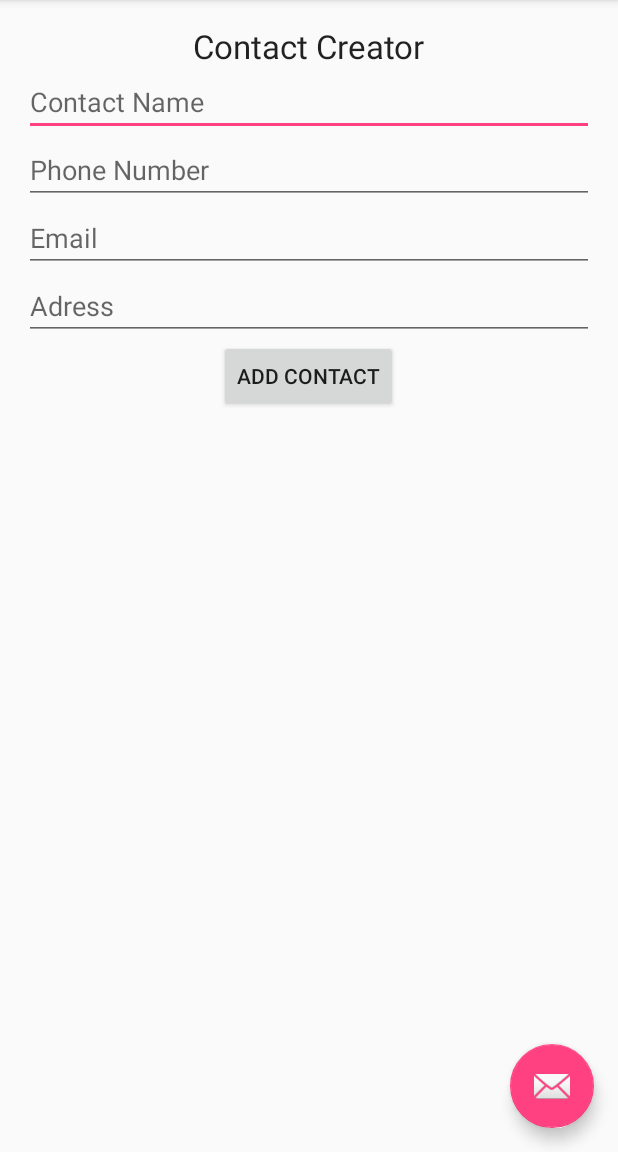
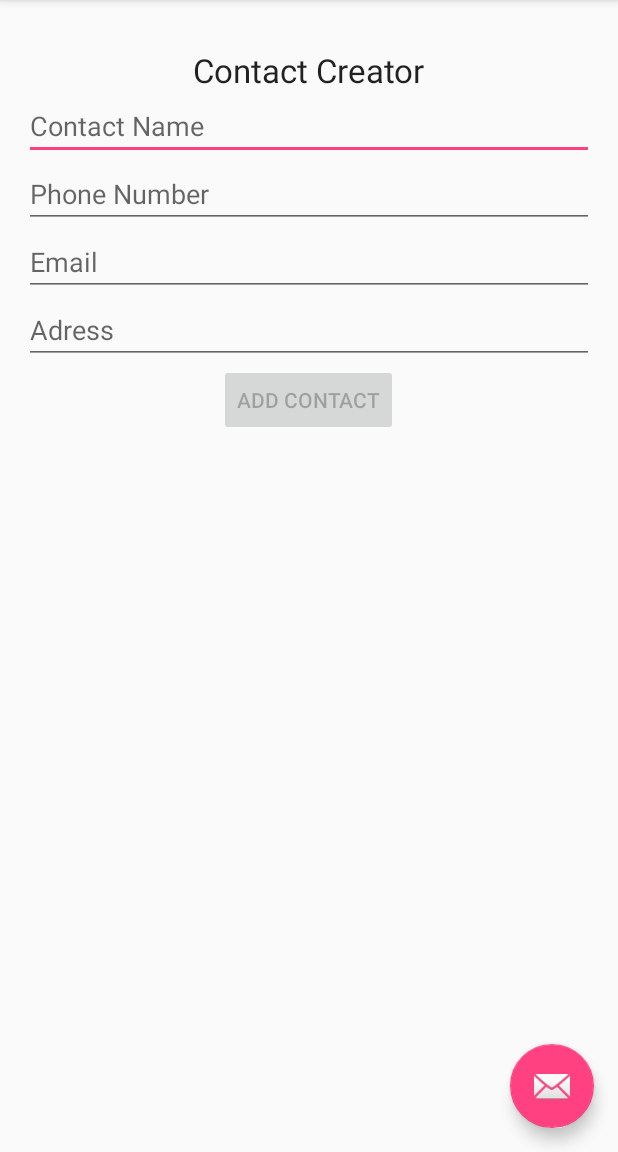
Before and after one commit to RunkDowN/FirstTestBD, an Android app: the screen it shows after launch (MainActivity), on a phone screen of 412 x 824 dp, the part 84-1236 px from its top. Run offline under Robolectric (Android 15) with nearby library versions, the phone set to English and light mode, and no system bars.

Commit message:
Tabs created

```diff
--- a/app/src/main/java/com/example/runkdown/firsttestbd/MainActivity.java
+++ b/app/src/main/java/com/example/runkdown/firsttestbd/MainActivity.java
@@ -3,6 +3,8 @@ package com.example.runkdown.firsttestbd;
 import android.os.Bundle;
 import android.support.design.widget.FloatingActionButton;
 import android.support.design.widget.Snackbar;
+import android.text.Editable;
+import android.text.TextWatcher;
 import android.view.View;
 import android.support.design.widget.NavigationView;
 import android.support.v4.view.GravityCompat;
@@ -12,10 +14,15 @@ import android.support.v7.app.AppCompatActivity;
 import android.support.v7.widget.Toolbar;
 import android.view.Menu;
 import android.view.MenuItem;
+import android.widget.Button;
+import android.widget.EditText;
+import android.widget.TabHost;
 
 
 public class MainActivity extends AppCompatActivity
         implements NavigationView.OnNavigationItemSelectedListener {
+
+    EditText nameTxt, phoneTxt, emailTxt, adressTxt;
 
     @Override
     protected void onCreate(Bundle savedInstanceState) {
@@ -41,6 +48,50 @@ public class MainActivity extends AppCompatActivity
 
         NavigationView navigationView = (NavigationView) findViewById(R.id.nav_view);
         navigationView.setNavigationItemSelectedListener(this);
+
+        nameTxt = (EditText) findViewById(R.id.txtName);
+        phoneTxt = (EditText) findViewById(R.id.txtPhone);
+        emailTxt = (EditText) findViewById(R.id.txtEmail);
+        adressTxt = (EditText) findViewById(R.id.txtAdress);
+        TabHost tabHosts = (TabHost) findViewById(R.id.tabHost);
+
+        final Button addBtn = (Button) findViewById(R.id.btnAdd);
+        addBtn.setOnClickListener(new View.OnClickListener() {
+            @Override
+            public void onClick(View view) {
+                Snackbar.make(view, "Your contact has been saved", Snackbar.LENGTH_LONG)
+                        .setAction("Action", null).show();
+            }
+        });
+
+        nameTxt.addTextChangedListener(new TextWatcher() {
+            @Override
+            public void beforeTextChanged(CharSequence s, int start, int count, int after) {
+
+            }
+
+            @Override
+            public void onTextChanged(CharSequence s, int start, int before, int count) {
+                addBtn.setEnabled(!nameTxt.getText().toString().trim().isEmpty());
+            }
+
+            @Override
+            public void afterTextChanged(Editable s) {
+
+            }
+        });
+
+        tabHosts.setup();
+
+        TabHost.TabSpec tabSpec = tabHosts.newTabSpec("creator");
+        tabSpec.setContent(R.id.tabCreator);
+        tabSpec.setIndicator("Creator");
+        tabHosts.addTab(tabSpec);
+
+        tabSpec = tabHosts.newTabSpec("list");
+        tabSpec.setContent(R.id.tabContactList);
+        tabSpec.setIndicator("List");
+        tabHosts.addTab(tabSpec);
 
 
     }
--- a/app/src/main/res/layout/content_main.xml
+++ b/app/src/main/res/layout/content_main.xml
@@ -14,13 +14,47 @@
     android:orientation="vertical">
 
 
+    <TabHost
+        android:layout_width="fill_parent"
+        android:layout_height="wrap_content"
+        android:id="@+id/tabHost">
+
+        <LinearLayout
+            android:layout_width="match_parent"
+            android:layout_height="match_parent"
+            android:orientation="vertical">
+
+            <TabWidget
+                android:id="@android:id/tabs"
+                android:layout_width="fill_parent"
+                android:layout_height="wrap_content"></TabWidget>
+
+            <FrameLayout
+                android:id="@android:id/tabcontent"
+                android:layout_width="match_parent"
+                android:layout_height="match_parent">
+
+                <LinearLayout
+                    android:id="@+id/tabContactList"
+                    android:layout_width="match_parent"
+                    android:layout_height="match_parent"
+                    android:orientation="vertical"></LinearLayout>
+
+                <LinearLayout
+                    android:id="@+id/tabCreator"
+                    android:layout_width="fill_parent"
+                    android:layout_height="match_parent"
+                    android:orientation="vertical"
+                    android:layout_gravity="left">
+
                     <TextView
                         android:layout_width="wrap_content"
                         android:layout_height="wrap_content"
                         android:textAppearance="?android:attr/textAppearanceLarge"
                         android:text="Contact Creator"
                         android:id="@+id/lblCreatorTitle"
-        android:layout_gravity="center_horizontal" />
+                        android:layout_gravity="center_horizontal"
+                        android:layout_marginTop="16dp" />
 
                     <EditText
                         android:layout_width="match_parent"
@@ -59,5 +93,15 @@
                         android:layout_height="wrap_content"
                         android:text="Add Contact"
                         android:id="@+id/btnAdd"
-        android:layout_gravity="center_horizontal" />
+                        android:layout_gravity="center_horizontal"
+                        android:clickable="false"
+                        android:contextClickable="false"
+                        android:enabled="false" />
                 </LinearLayout>
+
+            </FrameLayout>
+
+        </LinearLayout>
+    </TabHost>
+
+</LinearLayout>
```
Lines whose indentation alone changed are shown as unchanged.
